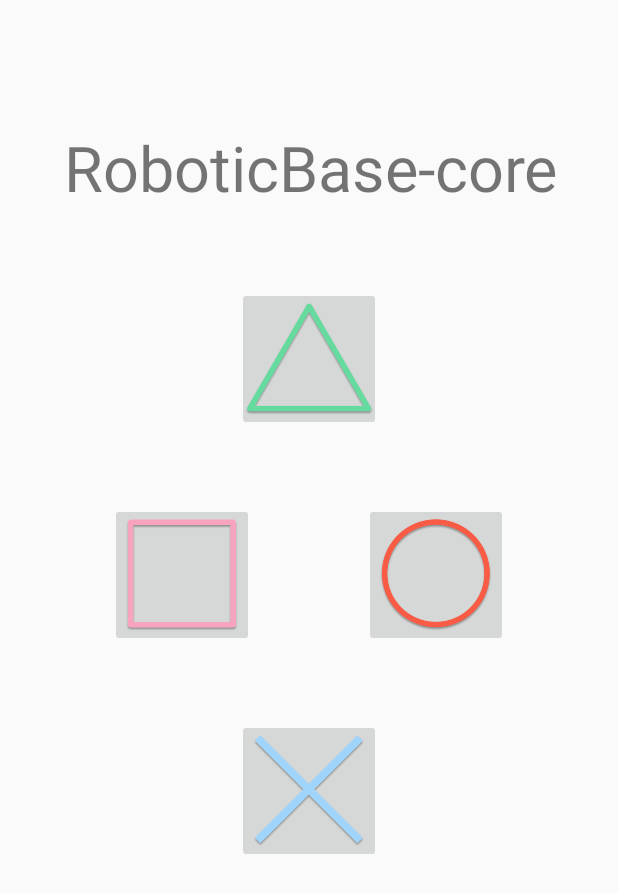
After one commit to RoboticBase/fiware_xperiahello, an Android app: the OperationActivity screen opened directly, with no data from a screen before it, on a phone screen of 412 x 824 dp. The commit adds this screen. Shown: the top 893 px of the screen. Run offline under Robolectric (Android 15) with nearby library versions, the phone set to English and light mode, and no system bars; libraries missing offline, so code that uses them is left out: jp.co.tis.

Commit message:
add SettingsActivity and OperationActivity

```diff
--- a/app/build.gradle
+++ b/app/build.gradle
@@ -7,7 +7,7 @@ apply plugin: 'kotlin-android-extensions'
 android {
     compileSdkVersion 27
     defaultConfig {
-        applicationId "jp.co.tis.stc.boboticbase.core.fiware_xperiahello"
+        applicationId "jp.co.tis.stc.roboticbase.core.fiware_xperiahello"
         minSdkVersion 26
         targetSdkVersion 27
         versionCode 1
--- a/app/src/main/AndroidManifest.xml
+++ b/app/src/main/AndroidManifest.xml
@@ -1,6 +1,6 @@
 <?xml version="1.0" encoding="utf-8"?>
 <manifest xmlns:android="http://schemas.android.com/apk/res/android"
-    package="jp.co.tis.stc.boboticbase.core.fiware_xperiahello">
+    package="jp.co.tis.stc.roboticbase.core.fiware_xperiahello">
 
     <application
         android:allowBackup="true"
@@ -12,10 +12,11 @@
         <activity android:name=".MainActivity">
             <intent-filter>
                 <action android:name="android.intent.action.MAIN" />
-
                 <category android:name="android.intent.category.LAUNCHER" />
             </intent-filter>
         </activity>
+        <activity android:name=".OperationActivity" />
+        <activity android:name=".SettingsActivity" />
     </application>
 
 </manifest>
--- /dev/null
+++ b/app/src/main/java/jp/co/tis/stc/roboticbase/core/fiware_xperiahello/Mixin.kt
@@ -0,0 +1,10 @@
+package jp.co.tis.stc.roboticbase.core.fiware_xperiahello
+
+interface Mixin {
+    val TAG: String
+        get() = this.javaClass.name
+    val OPERATION_BACK_CODE
+        get() = 1001
+    val OPERATION_RESULT_KEY
+        get() = "RESULT_KEY"
+}
--- /dev/null
+++ b/app/src/main/java/jp/co/tis/stc/roboticbase/core/fiware_xperiahello/OperationActivity.kt
@@ -0,0 +1,83 @@
+package jp.co.tis.stc.roboticbase.core.fiware_xperiahello
+
+import android.content.Intent
+import android.content.SharedPreferences
+import android.os.Bundle
+import android.preference.PreferenceManager
+import android.support.v7.app.AppCompatActivity
+import android.util.Log
+import android.view.View
+import kotlinx.android.synthetic.main.activity_operation.*
+
+class OperationActivity : AppCompatActivity(), Mixin {
+    private var sharedPref : SharedPreferences? = null
+
+    override fun onCreate(savedInstanceState: Bundle?) {
+        super.onCreate(savedInstanceState)
+        hideSystemUI()
+        setContentView(R.layout.activity_operation)
+        sharedPref = PreferenceManager.getDefaultSharedPreferences(this)
+        setUpView()
+        setUpButton()
+    }
+
+    private fun setUpView() {
+        hideSystemUI()
+    }
+
+    private fun hideSystemUI() {
+        window.decorView.systemUiVisibility = (View.SYSTEM_UI_FLAG_IMMERSIVE
+                or View.SYSTEM_UI_FLAG_LAYOUT_STABLE
+                or View.SYSTEM_UI_FLAG_LAYOUT_HIDE_NAVIGATION
+                or View.SYSTEM_UI_FLAG_LAYOUT_FULLSCREEN
+                or View.SYSTEM_UI_FLAG_HIDE_NAVIGATION
+                or View.SYSTEM_UI_FLAG_FULLSCREEN)
+    }
+
+    override fun onResume() {
+        super.onResume()
+        Log.d(TAG, "onResume")
+
+        val schema = sharedPref?.getBoolean("mqtt_use_ssl", false)?.let{if (it) "ssl" else "tcp"}
+        val url = "${schema}://${sharedPref?.getString("mqtt_host", "")}:${sharedPref?.getString("mqtt_port", "")}"
+        Log.d(TAG, "@@@@@@ ${url}")
+    }
+
+    override fun onPause() {
+        super.onPause()
+        Log.d(TAG, "onPause")
+    }
+
+    override fun onDestroy() {
+        super.onDestroy()
+        Log.d(TAG, "onDestroy")
+    }
+
+    private fun setUpButton() {
+        val intent = Intent()
+        triangleButton.setOnClickListener {
+            Log.d(TAG, "triangleButton.onClick")
+            intent.putExtra(OPERATION_RESULT_KEY, "triangle")
+            setResult(RESULT_OK, intent);
+            finish()
+        }
+        squareButton.setOnClickListener {
+            Log.d(TAG, "squareButton.onClick")
+            intent.putExtra(OPERATION_RESULT_KEY, "square")
+            setResult(RESULT_OK, intent);
+            finish()
+        }
+        circleButton.setOnClickListener {
+            Log.d(TAG, "circleButton.onClick")
+            intent.putExtra(OPERATION_RESULT_KEY, "circle")
+            setResult(RESULT_OK, intent);
+            finish()
+        }
+        crossButton.setOnClickListener {
+            Log.d(TAG, "crossButton.onClick")
+            intent.putExtra(OPERATION_RESULT_KEY, "cross")
+            setResult(RESULT_OK, intent);
+            finish()
+        }
+    }
+}
--- /dev/null
+++ b/app/src/main/res/layout/activity_operation.xml
@@ -0,0 +1,80 @@
+<?xml version="1.0" encoding="utf-8"?>
+<android.support.constraint.ConstraintLayout xmlns:android="http://schemas.android.com/apk/res/android"
+    xmlns:app="http://schemas.android.com/apk/res-auto"
+    xmlns:tools="http://schemas.android.com/tools"
+    android:layout_width="match_parent"
+    android:layout_height="match_parent"
+    tools:context=".OperationActivity">
+
+    <TextView
+        android:id="@+id/operationTitle"
+        android:layout_width="wrap_content"
+        android:layout_height="63dp"
+        android:layout_marginStart="8dp"
+        android:layout_marginTop="80dp"
+        android:layout_marginEnd="8dp"
+        android:gravity="center"
+        android:text="@string/main_title"
+        android:textSize="@dimen/mainTitleSize"
+        app:layout_constraintEnd_toEndOf="parent"
+        app:layout_constraintHorizontal_bias="0.514"
+        app:layout_constraintStart_toStartOf="parent"
+        app:layout_constraintTop_toTopOf="parent" />
+
+    <ImageButton
+        android:id="@+id/triangleButton"
+        android:layout_width="96dp"
+        android:layout_height="96dp"
+        android:layout_marginStart="8dp"
+        android:layout_marginTop="48dp"
+        android:layout_marginEnd="8dp"
+        android:contentDescription="@string/triangle_button"
+        android:scaleType="centerCrop"
+        android:src="@drawable/triangle"
+        app:layout_constraintEnd_toEndOf="parent"
+        app:layout_constraintStart_toStartOf="parent"
+        app:layout_constraintTop_toBottomOf="@+id/operationTitle" />
+
+    <ImageButton
+        android:id="@+id/squareButton"
+        android:layout_width="96dp"
+        android:layout_height="96dp"
+        android:layout_marginStart="8dp"
+        android:layout_marginTop="48dp"
+        android:layout_marginEnd="8dp"
+        android:contentDescription="@string/square_button"
+        android:scaleType="centerCrop"
+        android:src="@drawable/square"
+        app:layout_constraintEnd_toStartOf="@+id/circleButton"
+        app:layout_constraintStart_toStartOf="parent"
+        app:layout_constraintTop_toBottomOf="@+id/triangleButton" />
+
+    <ImageButton
+        android:id="@+id/circleButton"
+        android:layout_width="96dp"
+        android:layout_height="96dp"
+        android:layout_marginTop="48dp"
+        android:layout_marginEnd="8dp"
+        android:contentDescription="@string/circle_button"
+        android:scaleType="centerCrop"
+        android:src="@drawable/circle"
+        app:layout_constraintEnd_toEndOf="parent"
+        app:layout_constraintHorizontal_bias="0.5"
+        app:layout_constraintStart_toEndOf="@+id/squareButton"
+        app:layout_constraintTop_toBottomOf="@+id/triangleButton" />
+
+    <ImageButton
+        android:id="@+id/crossButton"
+        android:layout_width="96dp"
+        android:layout_height="96dp"
+        android:layout_marginStart="8dp"
+        android:layout_marginTop="48dp"
+        android:layout_marginEnd="8dp"
+        android:contentDescription="@string/cross_button"
+        android:scaleType="centerCrop"
+        android:src="@drawable/cross"
+        app:layout_constraintEnd_toEndOf="parent"
+        app:layout_constraintStart_toStartOf="parent"
+        app:layout_constraintTop_toBottomOf="@+id/circleButton" />
+
+</android.support.constraint.ConstraintLayout>
--- /dev/null
+++ b/app/src/main/res/values/dimens.xml
@@ -0,0 +1,6 @@
+<?xml version="1.0" encoding="utf-8"?>
+<resources>
+    <dimen name="mainTitleSize">42sp</dimen>
+    <dimen name="mainButtonSize">92sp</dimen>
+    <dimen name="demoButtonSize">56sp</dimen>
+</resources>
--- a/app/src/main/res/values/strings.xml
+++ b/app/src/main/res/values/strings.xml
@@ -2,4 +2,17 @@
     <string name="app_name">RoboticBase-core XperiaHello</string>
     <string name="settings">Settings</string>
     <string name="cancel">Cancel</string>
+    <string name="settings_cagetogy_broker">MQTT Broker</string>
+    <string name="settings_item_mqtt_host_title">Host</string>
+    <string name="settings_item_mqtt_host_summary">MQTT Brokerのホスト名</string>
+    <string name="settings_item_mqtt_port_title">Port</string>
+    <string name="settings_item_mqtt_port_summary">MQTT Brokerのポート(0 - 65535)</string>
+    <string name="settings_item_mqtt_use_ssl_title">Use ssl</string>
+    <string name="settings_item_mqtt_use_ssl_summary">MQTT Brokerへの接続時にSSLを利用する</string>
+    <string name="main_title">RoboticBase-core</string>
+    <string name="main_button">デモを\n始める</string>
+    <string name="triangle_button">\u25B3</string>
+    <string name="square_button">\u25a2</string>
+    <string name="circle_button">\u25EF</string>
+    <string name="cross_button">\u2613</string>
 </resources>
```
Also changed, not shown: app/src/main/java/jp/co/tis/stc/boboticbase/core/fiware_xperiahello/MainActivity.kt (deleted, +0 -67 lines), app/src/main/java/jp/co/tis/stc/roboticbase/core/fiware_xperiahello/MainActivity.kt (added, +123 -0 lines), app/src/main/java/jp/co/tis/stc/roboticbase/core/fiware_xperiahello/SettingsActivity.kt (added, +21 -0 lines), app/src/main/res/layout/activity_main.xml (+20 -4 lines), app/src/main/res/xml/preferences.xml (added, +23 -0 lines), app/src/main/res/drawable/circle.png (added), app/src/main/res/drawable/cross.png (added), app/src/main/res/drawable/square.png (added), app/src/main/res/drawable/triangle.png (added), 4 other files.
